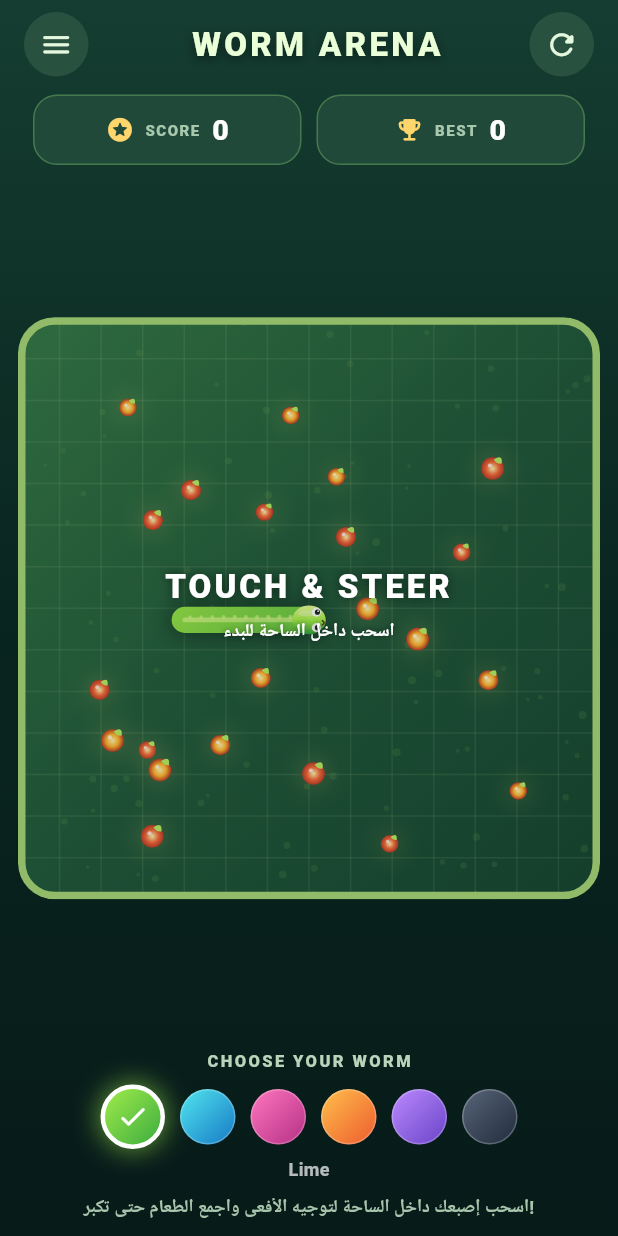
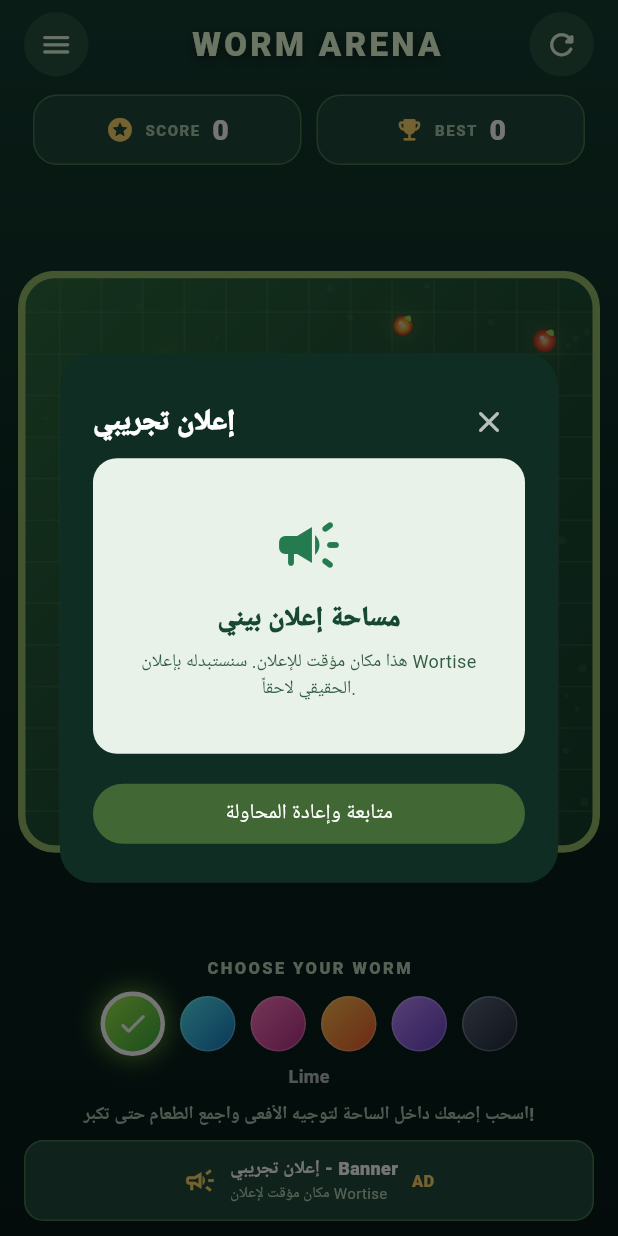
Before and after one commit to dhwa44430-crypto/gpt, a Flutter app: the screen it shows after launch, after a tap on the "refresh" icon, on a phone screen of 412 x 824 dp. Run offline on Flutter 3.47's test engine with Material 3 defaults, Android fonts, the phone set to English and light mode, and no system bars; Roboto replaces fonts that are missing (Arial).

Commit message:
Add placeholder banner and interstitial ad placements

```diff
--- a/lib/main.dart
+++ b/lib/main.dart
@@ -237,7 +237,8 @@ class _WormGamePageState extends State<WormGamePage>
                 _skinPicker(),
                 const SizedBox(height: 8),
                 _bottomHint(),
-                const SizedBox(height: 10),
+                _fakeBannerAd(),
+                const SizedBox(height: 6),
               ],
             );
           }),
@@ -265,7 +266,7 @@ class _WormGamePageState extends State<WormGamePage>
                 ),
               ),
             ),
-            _circleButton(Icons.refresh_rounded, () => setState(_resetGame)),
+            _circleButton(Icons.refresh_rounded, _showFakeInterstitialThenRestart),
           ],
         ),
       );
@@ -355,6 +356,91 @@ class _WormGamePageState extends State<WormGamePage>
             height: 43,
             child: Icon(icon, color: const Color(0xffe5f8df), size: 23),
           ),
+        ),
+      );
+
+  Future<void> _showFakeInterstitialThenRestart() async {
+    if (!mounted) return;
+    await showDialog<void>(
+      context: context,
+      barrierDismissible: false,
+      builder: (dialogContext) => Dialog(
+        backgroundColor: const Color(0xff102d24),
+        shape: RoundedRectangleBorder(borderRadius: BorderRadius.circular(22)),
+        child: Padding(
+          padding: const EdgeInsets.all(22),
+          child: Column(
+            mainAxisSize: MainAxisSize.min,
+            children: [
+              Row(
+                children: [
+                  const Expanded(
+                    child: Text('إعلان تجريبي', style: TextStyle(color: Colors.white, fontSize: 19, fontWeight: FontWeight.w900)),
+                  ),
+                  IconButton(
+                    onPressed: () => Navigator.pop(dialogContext),
+                    icon: const Icon(Icons.close_rounded, color: Colors.white70),
+                  ),
+                ],
+              ),
+              Container(
+                width: double.infinity,
+                padding: const EdgeInsets.symmetric(vertical: 34, horizontal: 16),
+                decoration: BoxDecoration(
+                  color: const Color(0xffe9f2e8),
+                  borderRadius: BorderRadius.circular(16),
+                ),
+                child: const Column(
+                  children: [
+                    Icon(Icons.campaign_rounded, color: Color(0xff267a50), size: 48),
+                    SizedBox(height: 12),
+                    Text('مساحة إعلان بيني', style: TextStyle(color: Color(0xff174832), fontSize: 18, fontWeight: FontWeight.w900)),
+                    SizedBox(height: 6),
+                    Text('هذا مكان مؤقت للإعلان. سنستبدله بإعلان Wortise الحقيقي لاحقاً.', textAlign: TextAlign.center, style: TextStyle(color: Color(0xff315b43), fontSize: 12)),
+                  ],
+                ),
+              ),
+              const SizedBox(height: 16),
+              SizedBox(
+                width: double.infinity,
+                child: FilledButton(
+                  onPressed: () => Navigator.pop(dialogContext),
+                  child: const Text('متابعة وإعادة المحاولة'),
+                ),
+              ),
+            ],
+          ),
+        ),
+      ),
+    );
+    if (!mounted) return;
+    setState(_resetGame);
+  }
+
+  Widget _fakeBannerAd() => Container(
+        margin: const EdgeInsets.fromLTRB(16, 8, 16, 4),
+        height: 54,
+        decoration: BoxDecoration(
+          color: const Color(0xff214b3b),
+          borderRadius: BorderRadius.circular(13),
+          border: Border.all(color: const Color(0xff8bcf70).withValues(alpha: .35)),
+        ),
+        child: const Row(
+          mainAxisAlignment: MainAxisAlignment.center,
+          children: [
+            Icon(Icons.campaign_outlined, color: Color(0xffffd66b), size: 22),
+            SizedBox(width: 9),
+            Column(
+              mainAxisAlignment: MainAxisAlignment.center,
+              crossAxisAlignment: CrossAxisAlignment.start,
+              children: [
+                Text('إعلان تجريبي - Banner', style: TextStyle(color: Colors.white, fontWeight: FontWeight.w800, fontSize: 12)),
+                Text('مكان مؤقت لإعلان Wortise', style: TextStyle(color: Color(0xffb8d5bb), fontSize: 10)),
+              ],
+            ),
+            SizedBox(width: 9),
+            Text('AD', style: TextStyle(color: Color(0xffffd66b), fontWeight: FontWeight.w900, fontSize: 11)),
+          ],
         ),
       );
 
```
